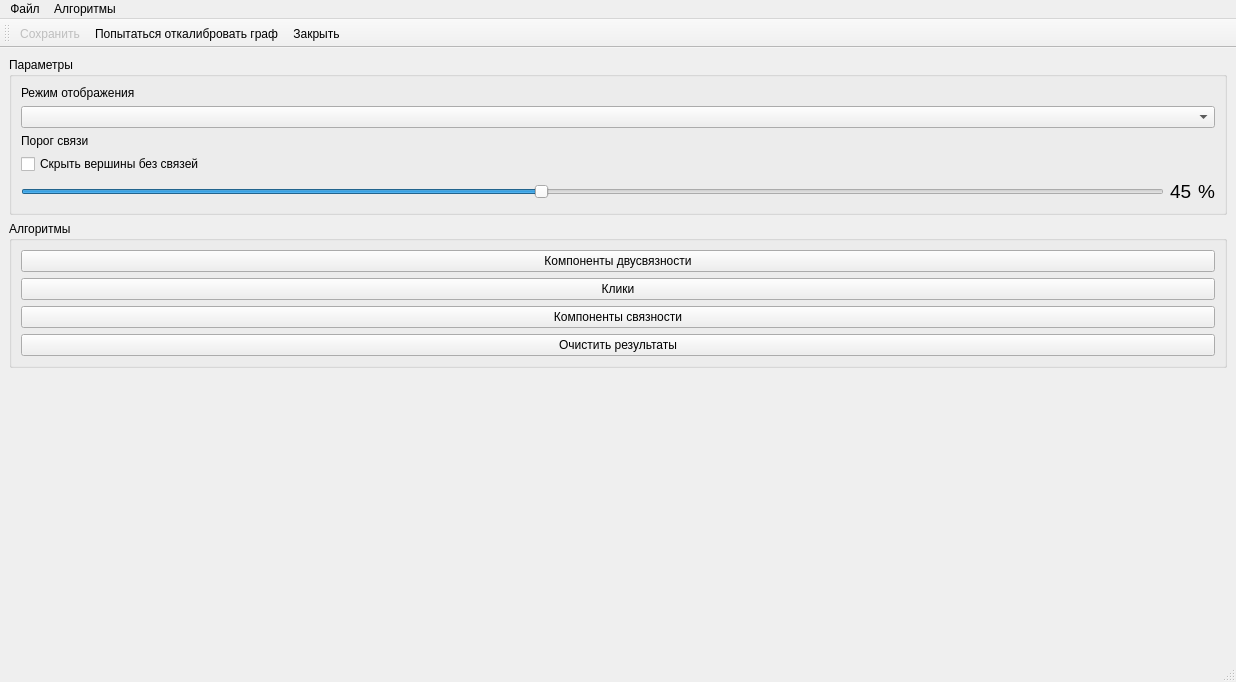
Before: the Qt Designer form ui/graphwindow.ui in moevm/nosql1h19-text-graph, drawn with Qt 5.
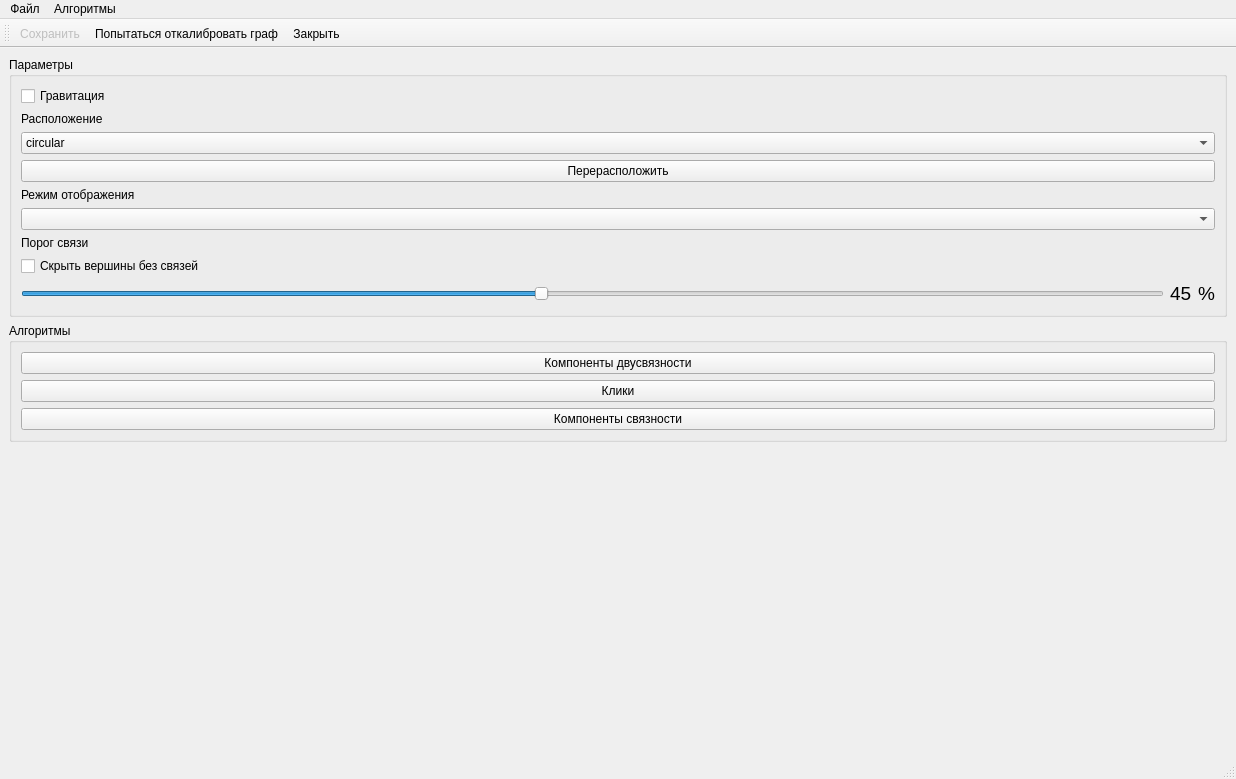
After: the same form once the commit is applied. Icons and pictures are not drawn.

Commit message: Graph layout

```diff
--- a/ui/graphwindow.ui
+++ b/ui/graphwindow.ui
@@ -7,7 +7,7 @@
     <x>0</x>
     <y>0</y>
     <width>1236</width>
-    <height>682</height>
+    <height>779</height>
    </rect>
   </property>
   <property name="windowTitle">
@@ -33,6 +33,66 @@
          <string>Параметры</string>
         </property>
         <layout class="QVBoxLayout" name="verticalLayout">
+         <item>
+          <widget class="QCheckBox" name="gravityCheckBox">
+           <property name="text">
+            <string>Гравитация</string>
+           </property>
+          </widget>
+         </item>
+         <item>
+          <widget class="QLabel" name="label_2">
+           <property name="text">
+            <string>Расположение</string>
+           </property>
+          </widget>
+         </item>
+         <item>
+          <widget class="QComboBox" name="layoutComboBox">
+           <item>
+            <property name="text">
+             <string>circular</string>
+            </property>
+           </item>
+           <item>
+            <property name="text">
+             <string>kamada_kawai</string>
+            </property>
+           </item>
+           <item>
+            <property name="text">
+             <string>planar</string>
+            </property>
+           </item>
+           <item>
+            <property name="text">
+             <string>random</string>
+            </property>
+           </item>
+           <item>
+            <property name="text">
+             <string>shell</string>
+            </property>
+           </item>
+           <item>
+            <property name="text">
+             <string>spring</string>
+            </property>
+           </item>
+           <item>
+            <property name="text">
+             <string>spectral</string>
+            </property>
+           </item>
+          </widget>
+         </item>
+         <item>
+          <widget class="QPushButton" name="relayoutButton">
+           <property name="text">
+            <string>Перерасположить</string>
+           </property>
+          </widget>
+         </item>
          <item>
           <widget class="QLabel" name="label">
            <property name="text">
@@ -140,13 +200,6 @@
            </property>
           </widget>
          </item>
-         <item>
-          <widget class="QPushButton" name="clearResultsButton">
-           <property name="text">
-            <string>Очистить результаты</string>
-           </property>
-          </widget>
-         </item>
         </layout>
        </widget>
       </item>
```
Left out of the diff: 2 changed lines with no effect on the pictures. The commit also changes 9 other files.
